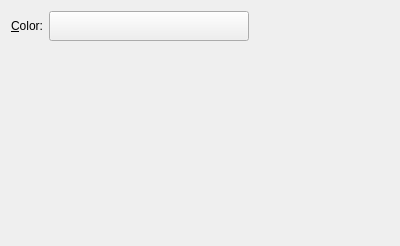
mgottschlag/kwin-tiling, file plasma/wallpapers/color/config.ui: the form before one commit.
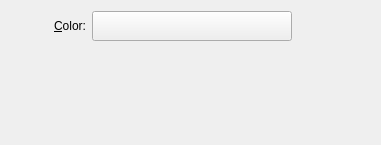
The form after the commit. Custom widgets are drawn as their Qt base class.

Commit message: align plugin interfaces with a bit of minimum sizes. pixel perfect alignment would break with translations to more verbose langages but don't know better ways to do that

The edit to the form file:
```diff
--- a/plasma/wallpapers/color/config.ui
+++ b/plasma/wallpapers/color/config.ui
@@ -5,18 +5,22 @@
    <rect>
     <x>0</x>
     <y>0</y>
-    <width>400</width>
-    <height>246</height>
+    <width>381</width>
+    <height>145</height>
    </rect>
   </property>
   <property name="windowTitle" >
    <string>Color</string>
   </property>
-  <layout class="QVBoxLayout" name="verticalLayout" >
-   <item>
-    <layout class="QHBoxLayout" name="horizontalLayout" >
-     <item>
+  <layout class="QGridLayout" name="gridLayout" >
+   <item row="0" column="0" >
       <widget class="QLabel" name="label_5" >
+     <property name="minimumSize" >
+      <size>
+       <width>75</width>
+       <height>0</height>
+      </size>
+     </property>
        <property name="text" >
         <string>&amp;Color:</string>
        </property>
@@ -28,7 +32,7 @@
        </property>
       </widget>
      </item>
-     <item>
+   <item row="0" column="1" >
       <widget class="KColorButton" name="m_color" >
        <property name="sizePolicy" >
         <sizepolicy vsizetype="Fixed" hsizetype="Minimum" >
@@ -58,22 +62,20 @@
        </property>
       </widget>
      </item>
-     <item>
+   <item row="0" column="2" >
       <spacer name="spacer" >
        <property name="orientation" >
         <enum>Qt::Horizontal</enum>
        </property>
        <property name="sizeHint" stdset="0" >
         <size>
-         <width>40</width>
-         <height>20</height>
+       <width>87</width>
+       <height>27</height>
         </size>
        </property>
       </spacer>
      </item>
-    </layout>
-   </item>
-   <item>
+   <item row="1" column="0" colspan="3" >
     <spacer name="verticalSpacer_2" >
      <property name="orientation" >
       <enum>Qt::Vertical</enum>
```
Left out of the diff: 2 changed lines with no effect on the pictures. Lines whose indentation alone changed are shown as unchanged. The commit also changes 2 other files.
